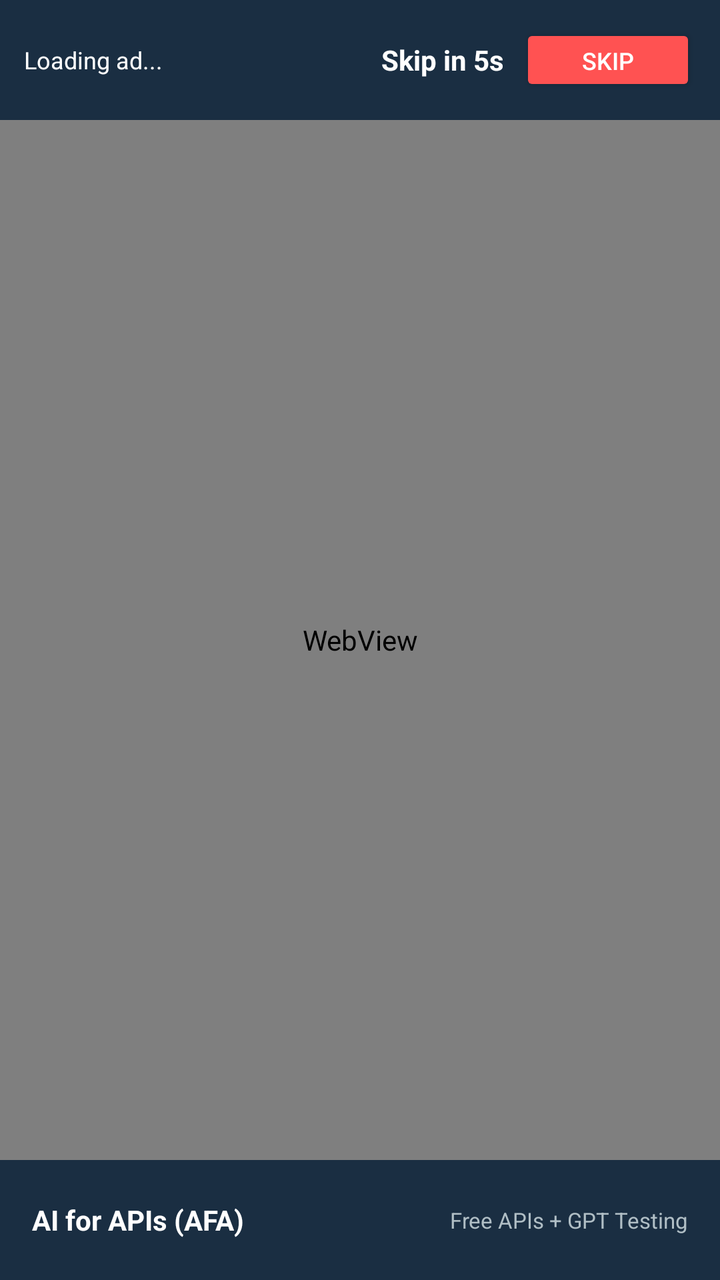
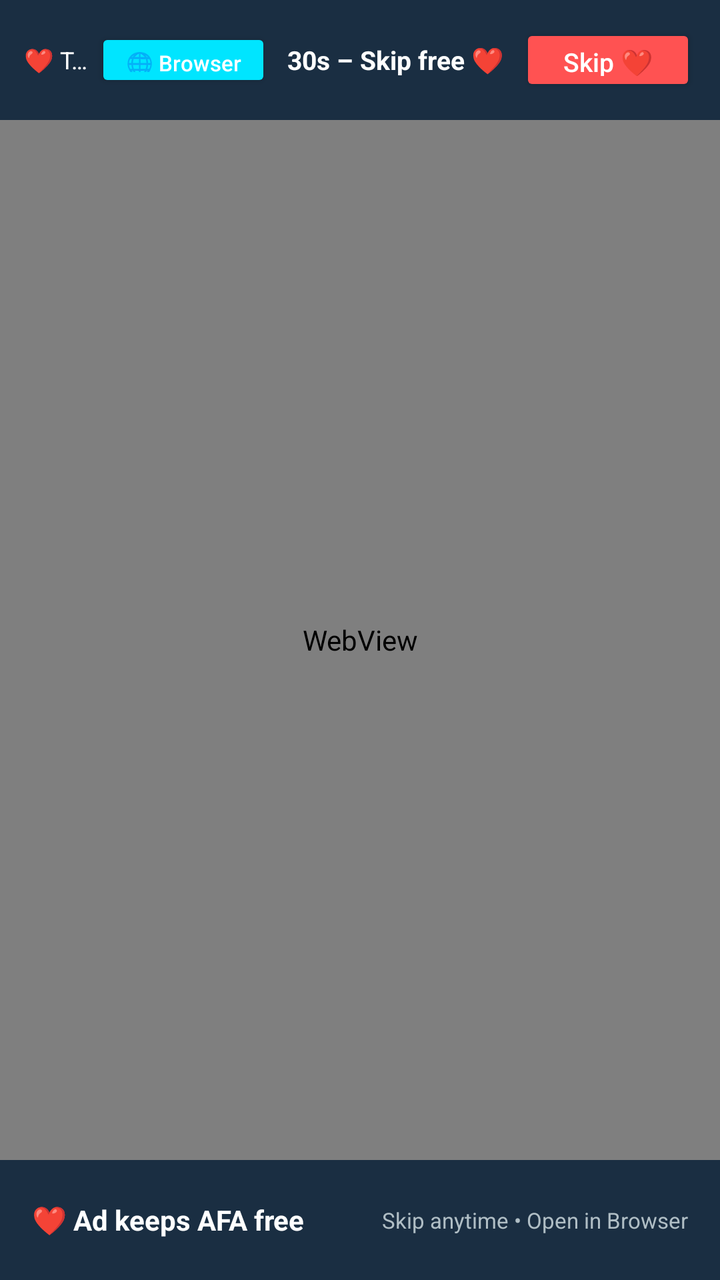

The first picture is an Android layout as it rendered before a commit; the second is the same layout after the commit. The layout source and the unified diff follow.
<!-- AndroidManifest.xml: activity theme Theme.App -->
<!-- res/layout/activity_ad.xml -->
<?xml version="1.0" encoding="utf-8"?>
<FrameLayout xmlns:android="http://schemas.android.com/apk/res/android"
    android:layout_width="match_parent"
    android:layout_height="match_parent"
    android:background="@color/background">

    <WebView
        android:id="@+id/webView"
        android:layout_width="match_parent"
        android:layout_height="match_parent"
        android:layout_marginTop="60dp"
        android:layout_marginBottom="60dp" />

    <LinearLayout
        android:layout_width="match_parent"
        android:layout_height="60dp"
        android:layout_gravity="top"
        android:orientation="horizontal"
        android:paddingHorizontal="12dp"
        android:paddingVertical="8dp"
        android:background="@color/card_elevated"
        android:gravity="center_vertical">

        <TextView
            android:id="@+id/tvStatus"
            android:layout_width="0dp"
            android:layout_height="wrap_content"
            android:layout_weight="1"
            android:text="Loading ad..."
            android:textColor="@color/text_primary"
            android:textSize="12sp"
            android:singleLine="true"
            android:ellipsize="end" />

        <Button
            android:id="@+id/btnRefresh"
            android:layout_width="wrap_content"
            android:layout_height="32dp"
            android:text="Reload"
            android:textSize="11sp"
            android:textAllCaps="false"
            android:visibility="gone"
            android:backgroundTint="@color/button_primary"
            android:textColor="@color/button_text"
            android:layout_marginEnd="8dp"
            android:paddingHorizontal="12dp" />

        <Button
            android:id="@+id/btnBrowser"
            android:layout_width="wrap_content"
            android:layout_height="32dp"
            android:text="Browser"
            android:textSize="11sp"
            android:textAllCaps="false"
            android:visibility="gone"
            android:backgroundTint="@color/accent_neon"
            android:textColor="@color/button_text"
            android:layout_marginEnd="8dp"
            android:paddingHorizontal="12dp" />

        <TextView
            android:id="@+id/tvCountdown"
            android:layout_width="wrap_content"
            android:layout_height="wrap_content"
            android:text="Skip in 5s"
            android:textColor="@color/text_primary"
            android:textSize="14sp"
            android:textStyle="bold"
            android:layout_marginEnd="8dp" />

        <Button
            android:id="@+id/btnSkip"
            android:layout_width="wrap_content"
            android:layout_height="36dp"
            android:text="SKIP"
            android:textSize="12sp"
            android:textAllCaps="false"
            android:backgroundTint="@color/status_down"
            android:textColor="@color/white"
            android:paddingHorizontal="20dp" />
    </LinearLayout>

    <ProgressBar
        android:id="@+id/progressBar"
        style="?android:attr/progressBarStyleHorizontal"
        android:layout_width="match_parent"
        android:layout_height="4dp"
        android:layout_gravity="bottom"
        android:indeterminate="false"
        android:max="100"
        android:progressTint="@color/status_live" />

    <LinearLayout
        android:layout_width="match_parent"
        android:layout_height="60dp"
        android:layout_gravity="bottom"
        android:orientation="horizontal"
        android:paddingHorizontal="16dp"
        android:paddingVertical="8dp"
        android:background="@color/card_elevated"
        android:gravity="center">

        <TextView
            android:layout_width="0dp"
            android:layout_height="wrap_content"
            android:layout_weight="1"
            android:text="AI for APIs (AFA)"
            android:textColor="@color/text_primary"
            android:textSize="14sp"
            android:textStyle="bold" />

        <TextView
            android:layout_width="wrap_content"
            android:layout_height="wrap_content"
            android:text="Free APIs + GPT Testing"
            android:textColor="@color/text_secondary"
            android:textSize="11sp" />
    </LinearLayout>
</FrameLayout>
<!-- resources referenced by this layout -->
<resources>
  <color name="accent_neon">#00E5FF</color>
  <color name="background">#0A1628</color>
  <color name="button_primary">#00B4D8</color>
  <color name="button_text">#FFFFFF</color>
  <color name="card_elevated">#1A2E42</color>
  <color name="status_down">#FF5252</color>
  <color name="status_live">#00E676</color>
  <color name="text_primary">#FFFFFF</color>
  <color name="text_secondary">#B0BEC5</color>
  <color name="white">#FFFFFF</color>
  <style name="Theme.App" parent="Theme.Material3.DayNight.NoActionBar">
          <item name="colorPrimary">@color/primary</item>
          <item name="colorPrimaryVariant">@color/primary_variant</item>
          <item name="colorSecondary">@color/secondary</item>
          <item name="android:statusBarColor">?attr/colorPrimaryVariant</item>
          <item name="android:windowBackground">@color/background</item>
      </style>
  <color name="primary">#00B4D8</color>
  <color name="primary_variant">#0077B6</color>
  <color name="secondary">#00E5FF</color>
</resources>

<!-- the commit's change to res/layout/activity_ad.xml (unified diff, before → after) -->
@@ -26,7 +26,7 @@
             android:layout_width="0dp"
             android:layout_height="wrap_content"
             android:layout_weight="1"
-            android:text="Loading ad..."
+            android:text="❤ Thanks for supporting – Skip anytime"
             android:textColor="@color/text_primary"
             android:textSize="12sp"
             android:singleLine="true"
@@ -36,7 +36,7 @@
             android:id="@+id/btnRefresh"
             android:layout_width="wrap_content"
             android:layout_height="32dp"
-            android:text="Reload"
+            android:text="↻ Reload"
             android:textSize="11sp"
             android:textAllCaps="false"
             android:visibility="gone"
@@ -49,10 +49,10 @@
             android:id="@+id/btnBrowser"
             android:layout_width="wrap_content"
             android:layout_height="32dp"
-            android:text="Browser"
+            android:text="🌐 Browser"
             android:textSize="11sp"
             android:textAllCaps="false"
-            android:visibility="gone"
+            android:visibility="visible"
             android:backgroundTint="@color/accent_neon"
             android:textColor="@color/button_text"
             android:layout_marginEnd="8dp"
@@ -62,9 +62,9 @@
             android:id="@+id/tvCountdown"
             android:layout_width="wrap_content"
             android:layout_height="wrap_content"
-            android:text="Skip in 5s"
+            android:text="30s – Skip free ❤"
             android:textColor="@color/text_primary"
-            android:textSize="14sp"
+            android:textSize="13sp"
             android:textStyle="bold"
             android:layout_marginEnd="8dp" />
 
@@ -72,8 +72,8 @@
             android:id="@+id/btnSkip"
             android:layout_width="wrap_content"
             android:layout_height="36dp"
-            android:text="SKIP"
-            android:textSize="12sp"
+            android:text="Skip ❤"
+            android:textSize="13sp"
             android:textAllCaps="false"
             android:backgroundTint="@color/status_down"
             android:textColor="@color/white"
@@ -104,7 +104,7 @@
             android:layout_width="0dp"
             android:layout_height="wrap_content"
             android:layout_weight="1"
-            android:text="AI for APIs (AFA)"
+            android:text="❤ Ad keeps AFA free"
             android:textColor="@color/text_primary"
             android:textSize="14sp"
             android:textStyle="bold" />
@@ -112,7 +112,7 @@
         <TextView
             android:layout_width="wrap_content"
             android:layout_height="wrap_content"
-            android:text="Free APIs + GPT Testing"
+            android:text="Skip anytime • Open in Browser"
             android:textColor="@color/text_secondary"
             android:textSize="11sp" />
     </LinearLayout>
